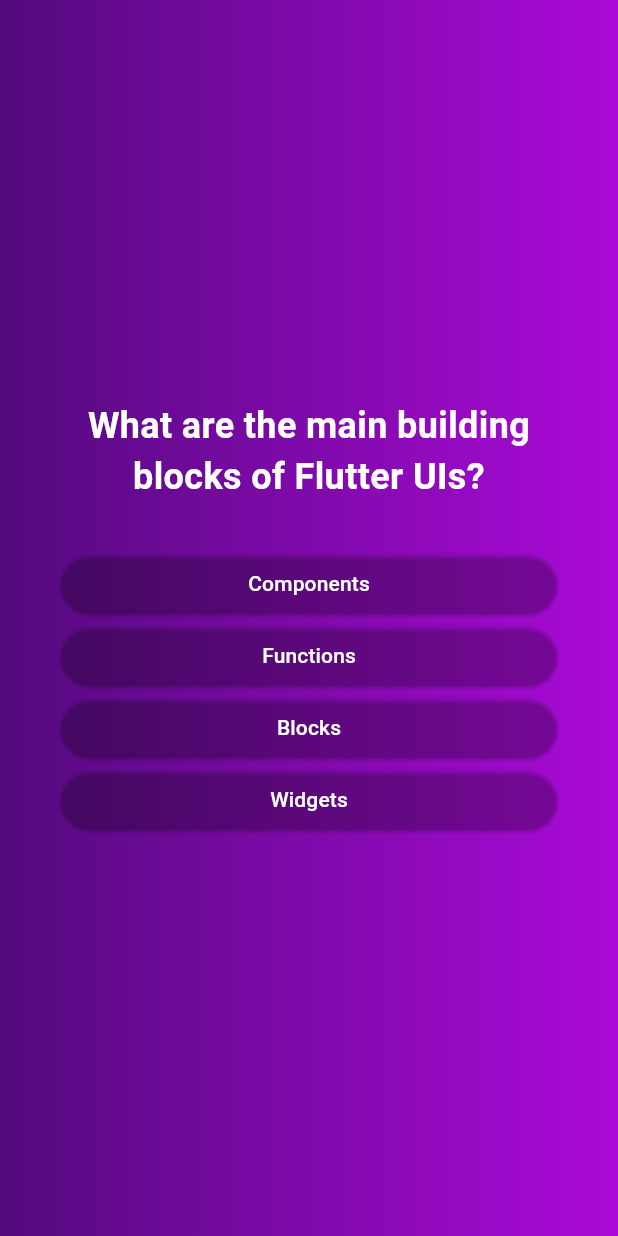
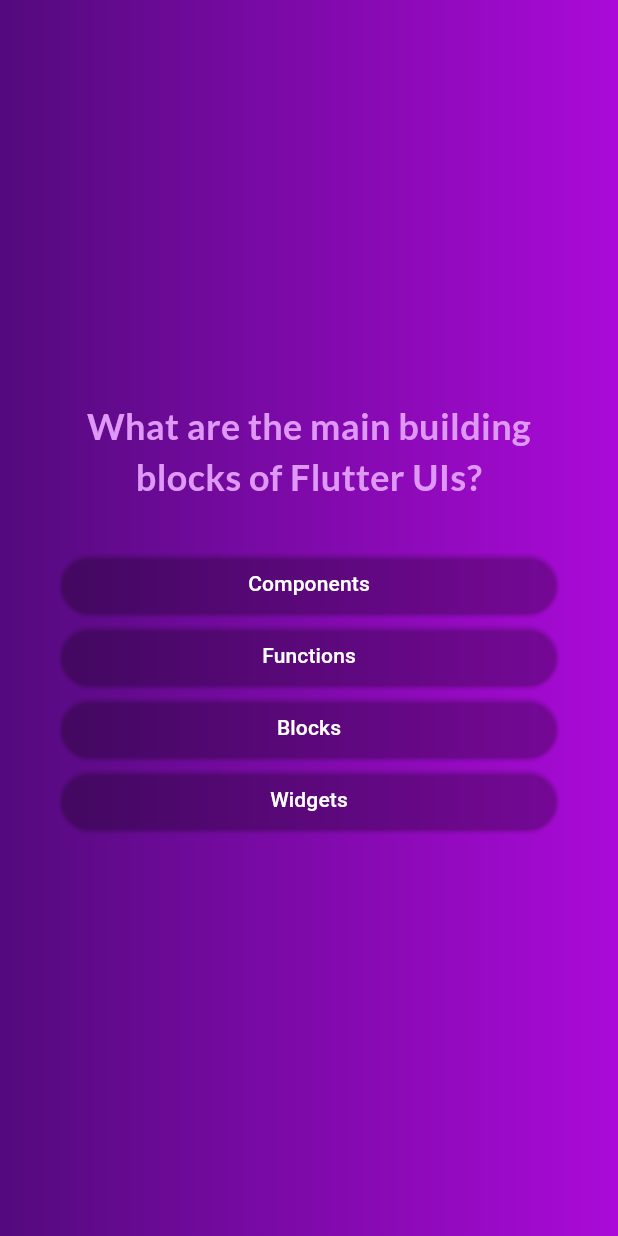
Before and after one commit to AmmarSultanDev/adv_basics, a Flutter app: the screen it shows after launch, after a tap on "Start Quiz", on a phone screen of 412 x 824 dp. Run offline on Flutter 3.47's test engine with Material 3 defaults, Android fonts, the phone set to English and light mode, and no system bars; our stand-ins replace google_fonts.

Commit message:
use GoogleFonts

```diff
--- a/lib/questions_screen.dart
+++ b/lib/questions_screen.dart
@@ -1,6 +1,7 @@
 import 'package:adv_basics/answer_button.dart';
 import 'package:adv_basics/data/questions.dart';
 import 'package:flutter/material.dart';
+import 'package:google_fonts/google_fonts.dart';
 
 class QuestionsScreen extends StatefulWidget {
   const QuestionsScreen({super.key});
@@ -33,8 +34,8 @@ class _QuestionsScreenState extends State<QuestionsScreen> {
             Text(
               currentQuestion.text,
               textAlign: TextAlign.center,
-              style: const TextStyle(
-                  color: Colors.white,
+              style: GoogleFonts.lato(
+                  color: const Color.fromARGB(255, 223, 152, 246),
                   fontWeight: FontWeight.bold,
                   fontSize: 24),
             ),
--- a/lib/start_screen.dart
+++ b/lib/start_screen.dart
@@ -1,4 +1,5 @@
 import 'package:flutter/material.dart';
+import 'package:google_fonts/google_fonts.dart';
 
 class StartScreen extends StatelessWidget {
   const StartScreen(
@@ -22,10 +23,10 @@ class StartScreen extends StatelessWidget {
           const SizedBox(
             height: 80,
           ),
-          const Text(
+          Text(
             'Learn Flutter the fun way!',
-            style: TextStyle(
-                color: Color.fromARGB(255, 238, 197, 246), fontSize: 24),
+            style: GoogleFonts.lato(
+                color: const Color.fromARGB(255, 238, 197, 246), fontSize: 24),
           ),
           const SizedBox(
             height: 50,
--- a/pubspec.yaml
+++ b/pubspec.yaml
@@ -9,6 +9,7 @@ environment:
 dependencies:
   flutter:
     sdk: flutter
+  google_fonts: ^6.2.1
 
 dev_dependencies:
   flutter_test:
```
Also changed, not shown: pubspec.lock, 7 other files.
